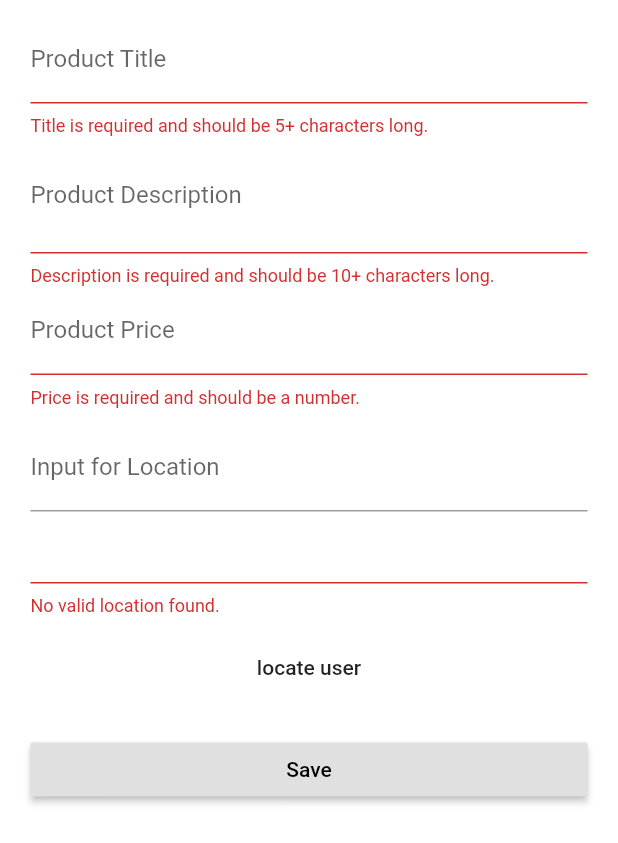
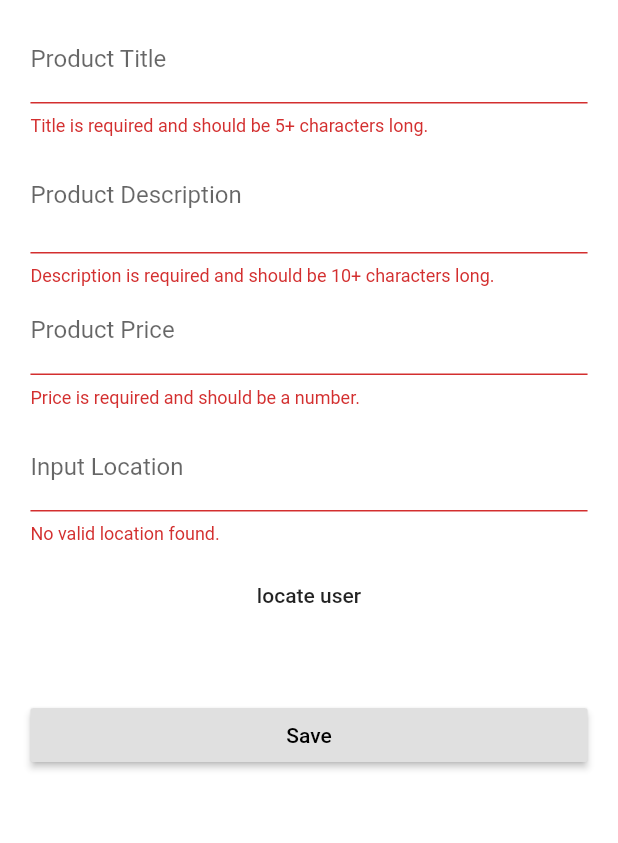
Before and after one commit to ofu997/flutter1, a Flutter app: the ProductEditPage screen opened directly, after a tap on "Save", on a phone screen of 412 x 824 dp. Shown: the top 843 px of the screen. Run offline on Flutter 3.47's test engine with Material 2 defaults, Android fonts, the phone set to English and light mode, and no system bars; our stand-ins replace location, rxdart, shared_preferences; missing offline and left inert: map_view; accounts and stored records are empty; statements that could not run were skipped.

```diff
--- a/lib/main.dart
+++ b/lib/main.dart
@@ -104,10 +104,10 @@ class _MyAppState extends State<MyApp> {
         },
         onUnknownRoute: (RouteSettings settings) {
           return MaterialPageRoute(
-            builder: (BuildContext context) {
-              print("on unknown route");
+            builder: (BuildContext context) =>
+              // print("on unknown route");
             !_isAuthenticated ? AuthPage()
-            : ProductsPage(_model); }
+            : ProductsPage(_model)
           );
         },
       ),
--- a/lib/pages/product_edit.dart
+++ b/lib/pages/product_edit.dart
@@ -139,12 +139,12 @@ class _ProductEditPageState extends State<ProductEditPage> {
                   SizedBox(
                     height: 10.0,
                   ),
-                  TextFormField(
-                    decoration: InputDecoration(labelText: 'Input for Location'),
-                  ),
+                  // TextFormField(
+                  //   decoration: InputDecoration(labelText: 'Input for Location'),
+                  // ),
               LocationInput(_setLocation, product),
               SizedBox(
-                height: 10.0,
+                height: 35.0,
               ),
                   _buildSubmitButton(),
                   // GestureDetector(
@@ -171,7 +171,7 @@ class _ProductEditPageState extends State<ProductEditPage> {
   void _submitForm(
     Function addProduct, Function updateProduct, Function setSelectedProduct,
     [int selectedProductIndex]) {
-      print(selectedProductIndex);
+      print('product edit _submitForm $selectedProductIndex');
     if (!_formKey.currentState.validate()) {
     return;
   }
--- a/lib/widgets/form_inputs/location.dart
+++ b/lib/widgets/form_inputs/location.dart
@@ -123,6 +123,7 @@ class _LocationInputState extends State<LocationInput> {
 
   void _updateLocation() {
     if (!_addressInputFocusNode.hasFocus) {
+      print('addressinputfocusnode has focus');
       _getStaticMap(_addressInputController.text);
     }
   }
@@ -134,10 +135,12 @@ class _LocationInputState extends State<LocationInput> {
         EnsureVisibleWhenFocused(
           focusNode: _addressInputFocusNode,
           child: TextFormField(
+            decoration: InputDecoration(labelText: 'Input Location'),
             focusNode: _addressInputFocusNode,
             controller: _addressInputController,
             validator: (String value){
               if (_locationData == null || value.isEmpty){
+                print('value from location.dart is $value');
                 return 'No valid location found.';
               }
             },
```
Also changed, not shown: lib/pages/product_list.dart (+12 -0 lines).
